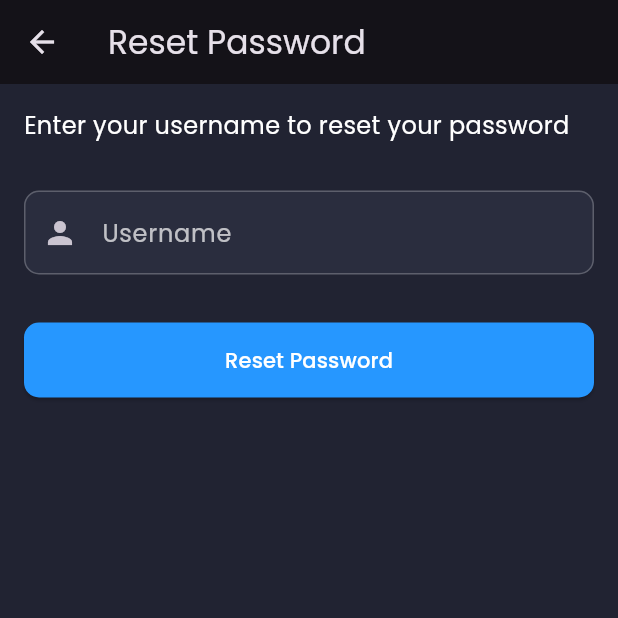
After one commit to Ryayaa/Sawit-2025, a Flutter app: the screen it shows after launch, after a tap on "Login", after a tap on "Forgot Password?", on a phone screen of 412 x 824 dp, the top half of it. The commit adds this screen. Run offline on Flutter 3.47's test engine with Material 3 defaults, Android fonts, the phone set to English and light mode, and no system bars; our stand-ins replace fl_chart, flutter_map, flutter_svg, google_fonts, latlong2; project files that could hold a hidden picture were left out.

Commit message:
fitur login dan logout

```diff
--- a/lib/cobacoba.dart
+++ /dev/null
@@ -1 +0,0 @@
-tsess
--- a/lib/main.dart
+++ b/lib/main.dart
@@ -1,26 +1,54 @@
-import 'package:admin/constants.dart';
-import 'package:admin/controllers/menu_app_controller.dart';
-import 'package:admin/screens/main/main_screen.dart';
 import 'package:flutter/material.dart';
+import 'package:provider/provider.dart';
 import 'package:google_fonts/google_fonts.dart';
-import 'package:provider/provider.dart';
+import 'constants.dart';
+import 'controllers/menu_app_controller.dart';
+import 'screens/auth/login_screen.dart';
 
 void main() {
-  runApp(MyApp());
+  runApp(const MyApp());
 }
 
 class MyApp extends StatelessWidget {
-  // This widget is the root of your application.
+  const MyApp({super.key});
+
   @override
   Widget build(BuildContext context) {
     return MaterialApp(
       debugShowCheckedModeBanner: false,
-      title: 'Flutter Admin Panel',
+      title: 'Sawit Management System',
       theme: ThemeData.dark().copyWith(
         scaffoldBackgroundColor: bgColor,
         textTheme: GoogleFonts.poppinsTextTheme(Theme.of(context).textTheme)
             .apply(bodyColor: Colors.white),
         canvasColor: secondaryColor,
+        // Add additional theme customization for login elements
+        inputDecorationTheme: InputDecorationTheme(
+          filled: true,
+          fillColor: secondaryColor,
+          border: OutlineInputBorder(
+            borderRadius: BorderRadius.circular(10),
+            borderSide: BorderSide(color: Colors.white24),
+          ),
+          enabledBorder: OutlineInputBorder(
+            borderRadius: BorderRadius.circular(10),
+            borderSide: BorderSide(color: Colors.white24),
+          ),
+          focusedBorder: OutlineInputBorder(
+            borderRadius: BorderRadius.circular(10),
+            borderSide: BorderSide(color: primaryColor),
+          ),
+          labelStyle: TextStyle(color: Colors.white70),
+        ),
+        elevatedButtonTheme: ElevatedButtonThemeData(
+          style: ElevatedButton.styleFrom(
+            backgroundColor: primaryColor,
+            foregroundColor: Colors.white,
+            shape: RoundedRectangleBorder(
+              borderRadius: BorderRadius.circular(10),
+            ),
+          ),
+        ),
       ),
       home: MultiProvider(
         providers: [
@@ -28,7 +56,8 @@ class MyApp extends StatelessWidget {
             create: (context) => MenuAppController(),
           ),
         ],
-        child: MainScreen(),
+        // Change the initial screen to LoginScreen
+        child: const LoginScreen(),
       ),
     );
   }
--- /dev/null
+++ b/lib/screens/auth/forgot_password_screen.dart
@@ -0,0 +1,84 @@
+import 'package:flutter/material.dart';
+import '../../constants.dart';
+
+class ForgotPasswordScreen extends StatefulWidget {
+  const ForgotPasswordScreen({super.key});
+
+  @override
+  State<ForgotPasswordScreen> createState() => _ForgotPasswordScreenState();
+}
+
+class _ForgotPasswordScreenState extends State<ForgotPasswordScreen> {
+  final _formKey = GlobalKey<FormState>();
+  final _usernameController = TextEditingController();
+
+  void _resetPassword() {
+    if (_formKey.currentState!.validate()) {
+      // Here you would typically send a reset password email
+      // For demo purposes, we'll just show a success message
+      ScaffoldMessenger.of(context).showSnackBar(
+        const SnackBar(
+          content: Text('Password reset link sent to your email'),
+        ),
+      );
+      Navigator.pop(context);
+    }
+  }
+
+  @override
+  Widget build(BuildContext context) {
+    return Scaffold(
+      appBar: AppBar(
+        title: const Text('Reset Password'),
+      ),
+      body: SafeArea(
+        child: Padding(
+          padding: const EdgeInsets.all(defaultPadding),
+          child: Form(
+            key: _formKey,
+            child: Column(
+              crossAxisAlignment: CrossAxisAlignment.start,
+              children: [
+                const Text(
+                  'Enter your username to reset your password',
+                  style: TextStyle(fontSize: 16),
+                ),
+                const SizedBox(height: defaultPadding * 2),
+                TextFormField(
+                  controller: _usernameController,
+                  decoration: InputDecoration(
+                    labelText: 'Username',
+                    border: OutlineInputBorder(
+                      borderRadius: BorderRadius.circular(10),
+                    ),
+                    prefixIcon: const Icon(Icons.person),
+                  ),
+                  validator: (value) {
+                    if (value == null || value.isEmpty) {
+                      return 'Please enter your username';
+                    }
+                    return null;
+                  },
+                ),
+                const SizedBox(height: defaultPadding * 2),
+                SizedBox(
+                  width: double.infinity,
+                  height: 50,
+                  child: ElevatedButton(
+                    onPressed: _resetPassword,
+                    style: ElevatedButton.styleFrom(
+                      shape: RoundedRectangleBorder(
+                        borderRadius: BorderRadius.circular(10),
+                      ),
+                    ),
+                    child: const Text('Reset Password'),
+                  ),
+                ),
+              ],
+            ),
+          ),
+        ),
+      ),
+    );
+  }
+}
--- /dev/null
+++ b/lib/screens/auth/login_screen.dart
@@ -0,0 +1,168 @@
+import 'package:flutter/material.dart';
+import 'package:provider/provider.dart';
+import '../dashboard/dashboard_screen.dart';
+import '../../constants.dart';
+import 'forgot_password_screen.dart';
+import '../../controllers/menu_app_controller.dart';
+
+class LoginScreen extends StatefulWidget {
+  const LoginScreen({super.key});
+
+  @override
+  State<LoginScreen> createState() => _LoginScreenState();
+}
+
+class _LoginScreenState extends State<LoginScreen> {
+  final _formKey = GlobalKey<FormState>();
+  final _usernameController = TextEditingController();
+  final _passwordController = TextEditingController();
+  bool _isPasswordVisible = false;
+
+  @override
+  void dispose() {
+    _usernameController.dispose();
+    _passwordController.dispose();
+    super.dispose();
+  }
+
+  void _login() {
+    if (_formKey.currentState!.validate()) {
+      if (_usernameController.text == "admin" &&
+          _passwordController.text == "password123") {
+        Navigator.pushReplacement(
+          context,
+          MaterialPageRoute(
+            builder: (context) => MultiProvider(
+              providers: [
+                ChangeNotifierProvider(
+                  create: (context) => MenuAppController(),
+                ),
+              ],
+              child: const DashboardScreen(),
+            ),
+          ),
+        );
+      } else {
+        ScaffoldMessenger.of(context).showSnackBar(
+          const SnackBar(content: Text('Invalid credentials')),
+        );
+      }
+    }
+  }
+
+  @override
+  Widget build(BuildContext context) {
+    return Scaffold(
+      body: SafeArea(
+        child: Center(
+          child: Card(
+            margin: const EdgeInsets.all(defaultPadding),
+            child: SingleChildScrollView(
+              padding: const EdgeInsets.all(defaultPadding),
+              child: Container(
+                constraints: const BoxConstraints(maxWidth: 400),
+                child: Form(
+                  key: _formKey,
+                  child: Column(
+                    mainAxisAlignment: MainAxisAlignment.center,
+                    children: [
+                      // Logo or App Name
+                      const Text(
+                        "SAWIT",
+                        style: TextStyle(
+                          fontSize: 32,
+                          fontWeight: FontWeight.bold,
+                        ),
+                      ),
+                      const SizedBox(height: defaultPadding * 2),
+
+                      // Username Field
+                      Material(
+                        child: TextFormField(
+                          controller: _usernameController,
+                          decoration: InputDecoration(
+                            labelText: 'Username',
+                            border: OutlineInputBorder(
+                              borderRadius: BorderRadius.circular(10),
+                            ),
+                            prefixIcon: const Icon(Icons.person),
+                          ),
+                          validator: (value) {
+                            if (value == null || value.isEmpty) {
+                              return 'Please enter your username';
+                            }
+                            return null;
+                          },
+                        ),
+                      ),
+                      const SizedBox(height: defaultPadding),
+
+                      // Password Field
+                      Material(
+                        child: TextFormField(
+                          controller: _passwordController,
+                          obscureText: !_isPasswordVisible,
+                          decoration: InputDecoration(
+                            labelText: 'Password',
+                            border: OutlineInputBorder(
+                              borderRadius: BorderRadius.circular(10),
+                            ),
+                            prefixIcon: const Icon(Icons.lock),
+                            suffixIcon: IconButton(
+                              icon: Icon(
+                                _isPasswordVisible
+                                    ? Icons.visibility
+                                    : Icons.visibility_off,
+                              ),
+                              onPressed: () {
+                                setState(() {
+                                  _isPasswordVisible = !_isPasswordVisible;
+                                });
+                              },
+                            ),
+                          ),
+                          validator: (value) {
+                            if (value == null || value.isEmpty) {
+                              return 'Please enter your password';
+                            }
+                            return null;
+                          },
+                        ),
+                      ),
+                      const SizedBox(height: defaultPadding * 2),
+
+                      // Login Button
+                      SizedBox(
+                        width: double.infinity,
+                        height: 50,
+                        child: ElevatedButton(
+                          onPressed: _login,
+                          child: const Text('Login'),
+                        ),
+                      ),
+                      const SizedBox(height: defaultPadding),
+
+                      // Forgot Password Link
+                      TextButton(
+                        onPressed: () {
+                          Navigator.push(
+                            context,
+                            MaterialPageRoute(
+                              builder: (context) =>
+                                  const ForgotPasswordScreen(),
+                            ),
+                          );
+                        },
+                        child: const Text('Forgot Password?'),
+                      ),
+                    ],
+                  ),
+                ),
+              ),
+            ),
+          ),
+        ),
+      ),
+    );
+  }
+}
```
Also changed, not shown: lib/screens/dashboard/components/header.dart (+64 -14 lines), lib/screens/dashboard/dashboard_screen.dart (+25 -3 lines).
